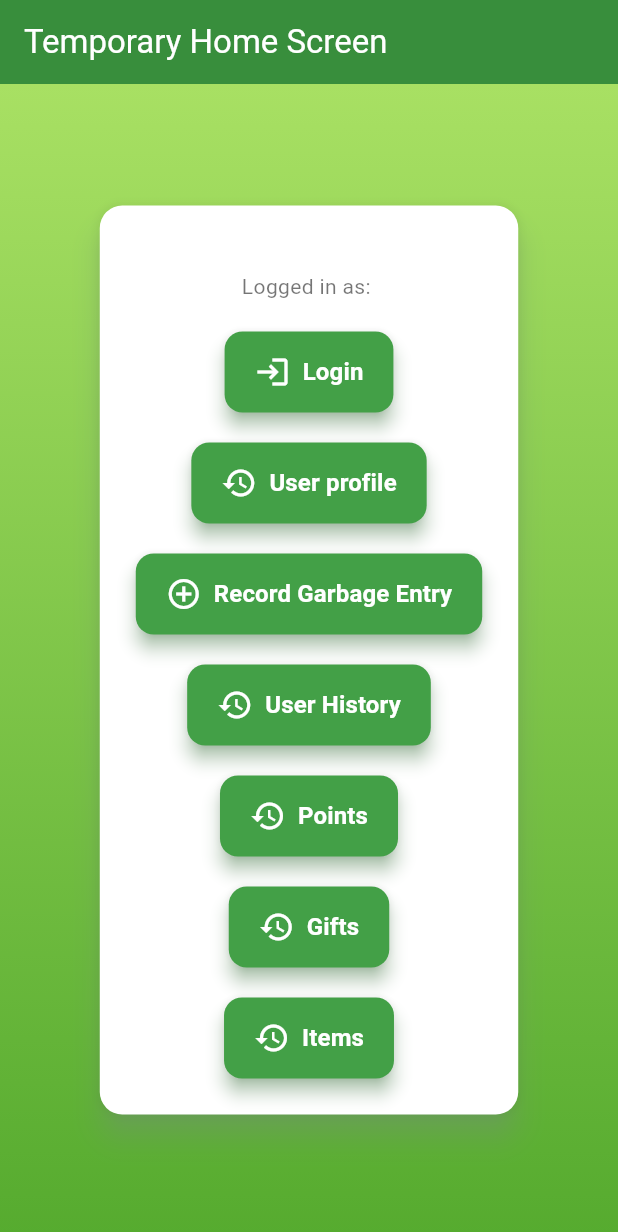
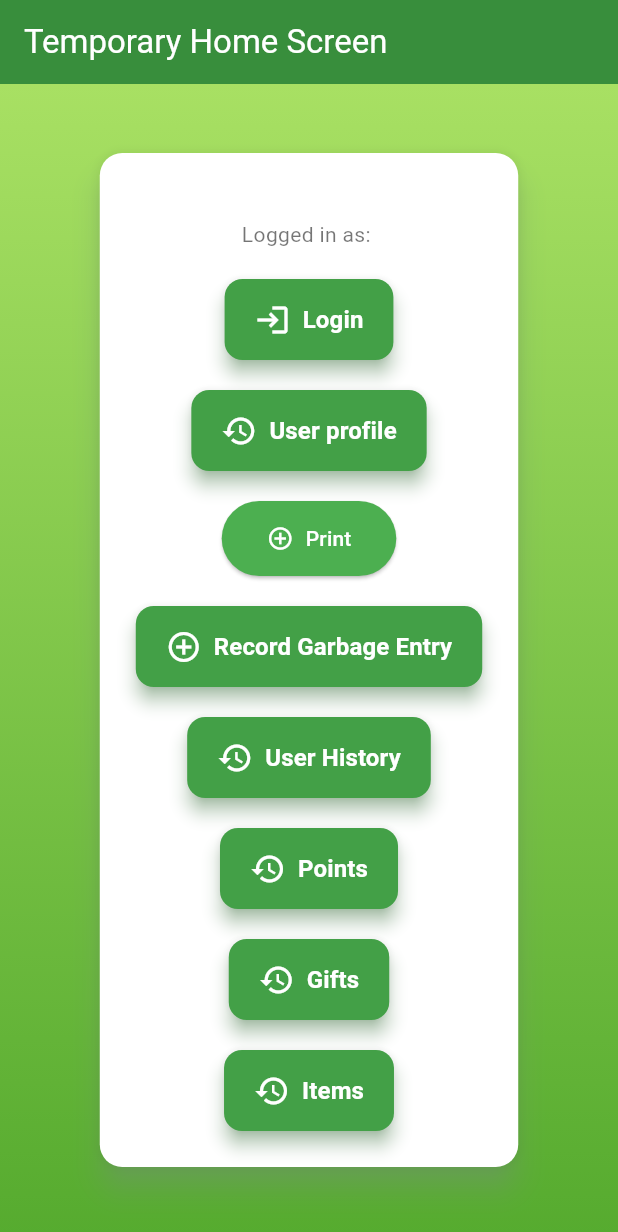
Before and after one commit to IshanMadusanka13/ZeroWaste, a Flutter app: the HomeScreen screen opened by its route, on a phone screen of 412 x 824 dp. Shown: the top 1232 px of the screen. Run offline on Flutter 3.47's test engine with Material 3 defaults, Android fonts, the phone set to English and light mode, and no system bars; our stand-ins replace cloud_firestore, firebase_core, firebase_storage, flutter_holo_date_picker, go_router, image_picker and 4 more; missing offline and left inert: flutter_osm_plugin, material_dialogs; accounts and stored records are empty.

Commit message:
Fixes Done

```diff
--- a/lib/screens/home_screen.dart
+++ b/lib/screens/home_screen.dart
@@ -2,6 +2,8 @@ import 'package:flutter/material.dart';
 import 'package:go_router/go_router.dart';
 import 'package:provider/provider.dart';
 import 'package:zero_waste/providers/user_provider.dart';
+import 'package:zero_waste/screens/binManagement/schedule_details.dart';
+import 'package:zero_waste/widgets/dialog_messages.dart';
 import 'package:zero_waste/widgets/submit_button.dart';
 
 class HomeScreen extends StatelessWidget {
@@ -59,6 +61,20 @@ class HomeScreen extends StatelessWidget {
                       icon: Icons.history,
                       route: '/profile',
                     ),
+                    const SizedBox(height: 20),
+                  ElevatedButton.icon(
+                    onPressed: () => executeMethod(context),
+                    icon: Icon(Icons.add_circle_outline),
+                    label: const Text("Print"),
+                    style: ElevatedButton.styleFrom(
+                      backgroundColor: Colors.green,
+                      foregroundColor: Colors.white,
+                      padding: const EdgeInsets.symmetric(horizontal: 30, vertical: 15),
+                      shape: RoundedRectangleBorder(
+                        borderRadius: BorderRadius.circular(30),
+                      ),
+                    ),
+                  ),
                     const SizedBox(height: 20),
                     _buildDashboardButton(
                       context: context,
@@ -136,4 +152,12 @@ class HomeScreen extends StatelessWidget {
       ),
     );
   }
+
+  executeMethod(BuildContext context) {
+    ScheduleDetails().getDetails(context).then((_){
+      print("YO YO");
+    }).catchError((error){
+      okMessageDialog(context, "Failed", error.toString());
+    });
+  }
 }
--- a/lib/screens/rewardingSystem/rewards_gift.dart
+++ b/lib/screens/rewardingSystem/rewards_gift.dart
@@ -34,8 +34,9 @@ class _RewardsGiftScreenState extends State<RewardsGiftScreen> {
 
   void getUser() {
     final userProvider = Provider.of<UserProvider>(context, listen: false);
-    if (userProvider.user != null) {
+    if (userProvider.user == null) {
       context.go('/user/login');
+      return;
     }
     loginedUser = userProvider.user!;
     HouseholdUserRepository()
--- a/lib/theme.dart
+++ b/lib/theme.dart
@@ -6,10 +6,9 @@ class AppThemes {
   static final lightTheme = ThemeData(
     primarySwatch: Colors.teal,
     colorScheme: const ColorScheme.light(
-      primary: Color(0xFF2EA171),//"#2ea171"
-      secondary: Colors.amber,
-      surface: Colors.white,
-      error: Colors.red,
+      primary: Color(0x00069349),//"#069349 "
+      secondary: Color(0x00e2e1e1),//"#E2E1E1 "
+      tertiary: Color(0x004B4B4B),//"#4B4B4B "
     ),
     textTheme: const TextTheme(
       displayLarge: TextStyle(fontSize: 32.0, fontWeight: FontWeight.bold, color: Colors.teal),
```
Also changed, not shown: lib/repositories/route_schedule_repository.dart (+12 -0 lines), lib/screens/binManagement/schedule_details.dart (added, +127 -0 lines), lib/screens/userManagement/profile_view_screen.dart (+17 -1 lines), pubspec.lock.
